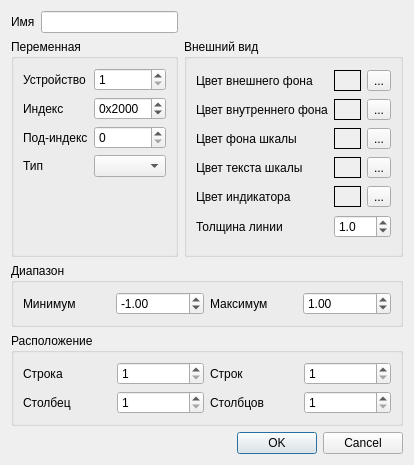
The window that sdovaluedialeditdlg.ui (catompiler/QCanDrive) describes before a commit, drawn with Qt 5.
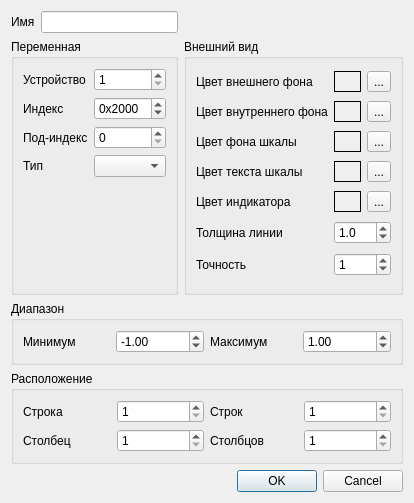
The same window after the commit.

Commit message: dial value text

```diff
--- a/sdovaluedialeditdlg.ui
+++ b/sdovaluedialeditdlg.ui
@@ -6,8 +6,8 @@
    <rect>
     <x>0</x>
     <y>0</y>
-    <width>396</width>
-    <height>465</height>
+    <width>405</width>
+    <height>503</height>
    </rect>
   </property>
   <property name="windowTitle">
@@ -144,7 +144,7 @@
         </property>
        </widget>
       </item>
-      <item row="0" column="1" colspan="2">
+      <item row="0" column="1">
        <widget class="QFrame" name="frOutsideBackColor">
         <property name="autoFillBackground">
          <bool>true</bool>
@@ -154,7 +154,7 @@
         </property>
        </widget>
       </item>
-      <item row="0" column="3">
+      <item row="0" column="2">
        <widget class="QToolButton" name="tbOutsideBackColorSel">
         <property name="text">
          <string>...</string>
@@ -168,7 +168,7 @@
         </property>
        </widget>
       </item>
-      <item row="1" column="1" colspan="2">
+      <item row="1" column="1">
        <widget class="QFrame" name="frInsideBackColor">
         <property name="autoFillBackground">
          <bool>true</bool>
@@ -178,7 +178,7 @@
         </property>
        </widget>
       </item>
-      <item row="1" column="3">
+      <item row="1" column="2">
        <widget class="QToolButton" name="tbInsideBackColorSel">
         <property name="text">
          <string>...</string>
@@ -192,7 +192,7 @@
         </property>
        </widget>
       </item>
-      <item row="2" column="1" colspan="2">
+      <item row="2" column="1">
        <widget class="QFrame" name="frInsideScaleBackColor">
         <property name="autoFillBackground">
          <bool>true</bool>
@@ -202,7 +202,7 @@
         </property>
        </widget>
       </item>
-      <item row="2" column="3">
+      <item row="2" column="2">
        <widget class="QToolButton" name="tbInsideScaleBackColorSel">
         <property name="text">
          <string>...</string>
@@ -216,7 +216,7 @@
         </property>
        </widget>
       </item>
-      <item row="3" column="1" colspan="2">
+      <item row="3" column="1">
        <widget class="QFrame" name="frTextScaleColor">
         <property name="autoFillBackground">
          <bool>true</bool>
@@ -226,7 +226,7 @@
         </property>
        </widget>
       </item>
-      <item row="3" column="3">
+      <item row="3" column="2">
        <widget class="QToolButton" name="tbTextScaleColorSel">
         <property name="text">
          <string>...</string>
@@ -240,7 +240,17 @@
         </property>
        </widget>
       </item>
-      <item row="4" column="3">
+      <item row="4" column="1">
+       <widget class="QFrame" name="frNeedleColor">
+        <property name="autoFillBackground">
+         <bool>true</bool>
+        </property>
+        <property name="frameShape">
+         <enum>QFrame::Panel</enum>
+        </property>
+       </widget>
+      </item>
+      <item row="4" column="2">
        <widget class="QToolButton" name="tbNeedleColorSel">
         <property name="text">
          <string>...</string>
@@ -254,17 +264,7 @@
         </property>
        </widget>
       </item>
-      <item row="4" column="1" colspan="2">
-       <widget class="QFrame" name="frNeedleColor">
-        <property name="autoFillBackground">
-         <bool>true</bool>
-        </property>
-        <property name="frameShape">
-         <enum>QFrame::Panel</enum>
-        </property>
-       </widget>
-      </item>
-      <item row="5" column="1" colspan="3">
+      <item row="5" column="1" colspan="2">
        <widget class="QDoubleSpinBox" name="sbPenWidth">
         <property name="decimals">
          <number>1</number>
@@ -280,6 +280,23 @@
         </property>
        </widget>
       </item>
+      <item row="6" column="0">
+       <widget class="QLabel" name="lblPrecision">
+        <property name="text">
+         <string>Точность</string>
+        </property>
+       </widget>
+      </item>
+      <item row="6" column="1" colspan="2">
+       <widget class="QSpinBox" name="sbPrecision">
+        <property name="maximum">
+         <number>6</number>
+        </property>
+        <property name="value">
+         <number>1</number>
+        </property>
+       </widget>
+      </item>
      </layout>
     </widget>
    </item>
```
The commit also changes 5 other files.
